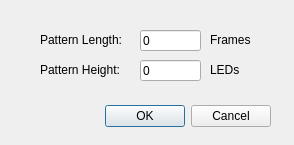
Blinkinlabs/PatternPaint, file PatternPaint/resizepattern.ui: the form before one commit.
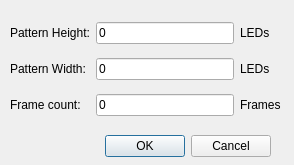
The form after the commit.

Patch:
```diff
--- a/PatternPaint/resizepattern.ui
+++ b/PatternPaint/resizepattern.ui
@@ -7,7 +7,7 @@
     <x>0</x>
     <y>0</y>
     <width>294</width>
-    <height>145</height>
+    <height>165</height>
    </rect>
   </property>
   <property name="windowTitle">
@@ -17,7 +17,7 @@
    <property name="geometry">
     <rect>
      <x>10</x>
-     <y>100</y>
+     <y>130</y>
      <width>261</width>
      <height>32</height>
     </rect>
@@ -29,28 +29,28 @@
     <set>QDialogButtonBox::Cancel|QDialogButtonBox::Ok</set>
    </property>
   </widget>
-  <widget class="QLabel" name="label">
+  <widget class="QWidget" name="gridLayoutWidget">
    <property name="geometry">
     <rect>
-     <x>40</x>
-     <y>30</y>
-     <width>101</width>
-     <height>20</height>
+     <x>10</x>
+     <y>14</y>
+     <width>271</width>
+     <height>111</height>
     </rect>
    </property>
+   <layout class="QGridLayout" name="gridLayout">
+    <item row="2" column="1">
+     <widget class="QLineEdit" name="frameCount">
    <property name="text">
-    <string>Pattern Length:</string>
-   </property>
-  </widget>
-  <widget class="QLineEdit" name="patternLength">
-   <property name="geometry">
-    <rect>
-     <x>140</x>
-     <y>30</y>
-     <width>61</width>
-     <height>21</height>
-    </rect>
-   </property>
+       <string>0</string>
+      </property>
+      <property name="maxLength">
+       <number>10</number>
+      </property>
+     </widget>
+    </item>
+    <item row="1" column="1">
+     <widget class="QLineEdit" name="displayWidth">
    <property name="text">
     <string>0</string>
    </property>
@@ -58,41 +58,30 @@
     <number>10</number>
    </property>
   </widget>
-  <widget class="QLabel" name="label_2">
-   <property name="geometry">
-    <rect>
-     <x>210</x>
-     <y>30</y>
-     <width>51</width>
-     <height>19</height>
-    </rect>
-   </property>
-   <property name="text">
-    <string>Frames</string>
-   </property>
-  </widget>
+    </item>
+    <item row="0" column="0">
   <widget class="QLabel" name="label_3">
-   <property name="geometry">
-    <rect>
-     <x>40</x>
-     <y>60</y>
-     <width>101</width>
-     <height>20</height>
-    </rect>
-   </property>
    <property name="text">
     <string>Pattern Height:</string>
    </property>
   </widget>
-  <widget class="QLineEdit" name="ledCount">
-   <property name="geometry">
-    <rect>
-     <x>140</x>
-     <y>60</y>
-     <width>61</width>
-     <height>21</height>
-    </rect>
-   </property>
+    </item>
+    <item row="2" column="0">
+     <widget class="QLabel" name="label">
+      <property name="text">
+       <string>Frame count:</string>
+      </property>
+     </widget>
+    </item>
+    <item row="1" column="0">
+     <widget class="QLabel" name="label_6">
+      <property name="text">
+       <string>Pattern Width:</string>
+      </property>
+     </widget>
+    </item>
+    <item row="0" column="1">
+     <widget class="QLineEdit" name="displayHeight">
    <property name="text">
     <string>0</string>
    </property>
@@ -100,18 +89,29 @@
     <number>10</number>
    </property>
   </widget>
+    </item>
+    <item row="0" column="2">
   <widget class="QLabel" name="label_4">
-   <property name="geometry">
-    <rect>
-     <x>210</x>
-     <y>60</y>
-     <width>51</width>
-     <height>19</height>
-    </rect>
-   </property>
+      <property name="text">
+       <string>LEDs</string>
+      </property>
+     </widget>
+    </item>
+    <item row="1" column="2">
+     <widget class="QLabel" name="label_5">
    <property name="text">
     <string>LEDs</string>
    </property>
+     </widget>
+    </item>
+    <item row="2" column="2">
+     <widget class="QLabel" name="label_2">
+      <property name="text">
+       <string>Frames</string>
+      </property>
+     </widget>
+    </item>
+   </layout>
   </widget>
  </widget>
  <resources/>
```
Lines whose indentation alone changed are shown as unchanged.
